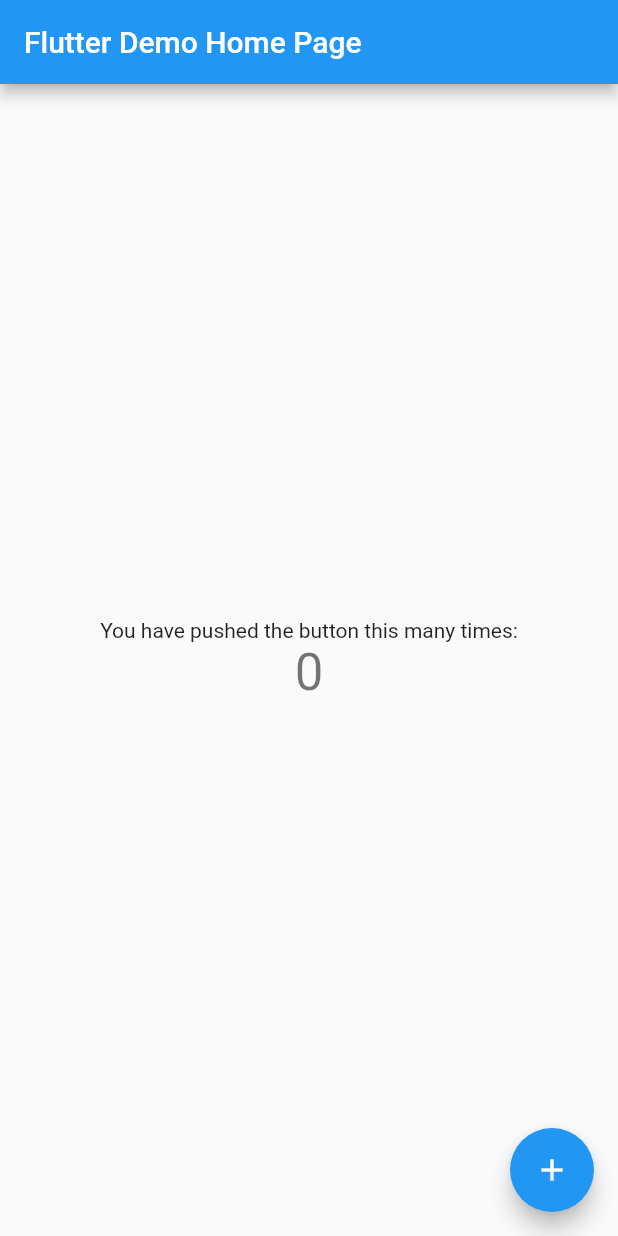
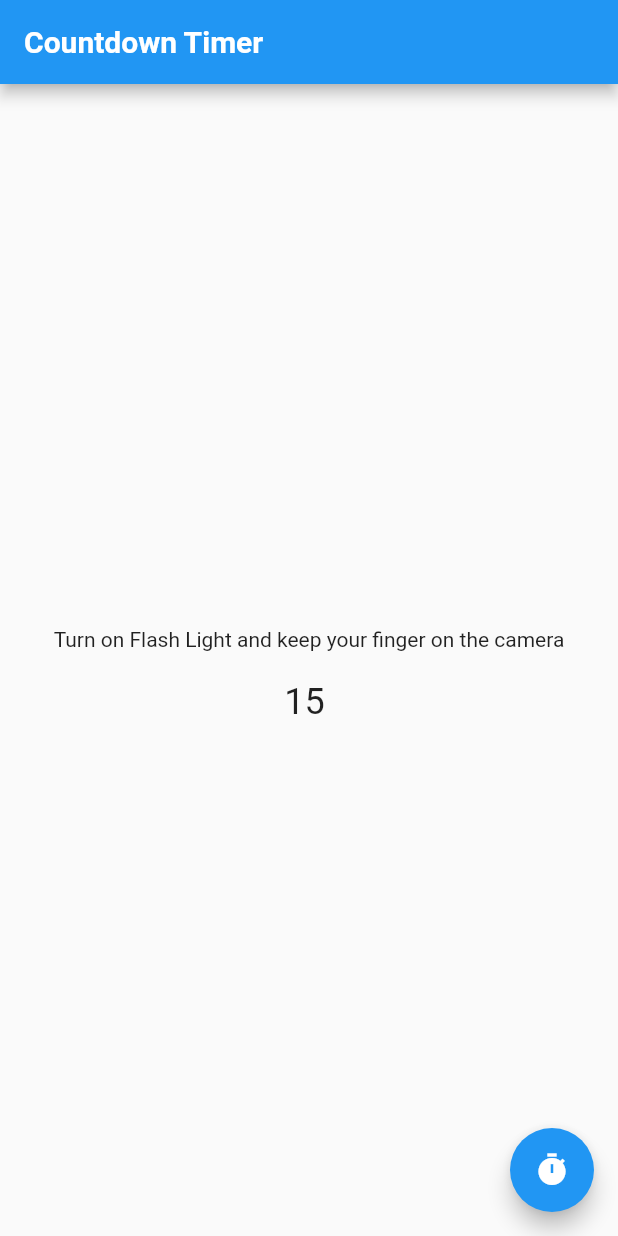
Before and after one commit to Abhisheq0/Blood-Pressure-Detection, a Flutter app: the screen it shows after launch, on a phone screen of 412 x 824 dp. Run offline on Flutter 3.47's test engine with Material 2 defaults, Android fonts, the phone set to English and light mode, and no system bars.

Commit message:
added random heart rate generator with 15 sec timer

```diff
--- a/lib/main.dart
+++ b/lib/main.dart
@@ -1,116 +1,103 @@
-//mehak's first commit
+import 'dart:async';
 import 'package:flutter/material.dart';
+import 'dart:math';
 
 void main() {
-  runApp(const MyApp());
+  runApp(MyApp());
 }
 
 class MyApp extends StatelessWidget {
-  const MyApp({super.key});
-
-  // This widget is the root of your application.
   @override
   Widget build(BuildContext context) {
     return MaterialApp(
-      title: 'Flutter Demo',
+      title: 'Countdown Timer',
       theme: ThemeData(
-        // This is the theme of your application.
-        //
-        // Try running your application with "flutter run". You'll see the
-        // application has a blue toolbar. Then, without quitting the app, try
-        // changing the primarySwatch below to Colors.green and then invoke
-        // "hot reload" (press "r" in the console where you ran "flutter run",
-        // or simply save your changes to "hot reload" in a Flutter IDE).
-        // Notice that the counter didn't reset back to zero; the application
-        // is not restarted.
         primarySwatch: Colors.blue,
       ),
-      home: const MyHomePage(title: 'Flutter Demo Home Page'),
+      home: CountdownScreen(),
     );
   }
 }
 
-class MyHomePage extends StatefulWidget {
-  const MyHomePage({super.key, required this.title});
-
-  // This widget is the home page of your application. It is stateful, meaning
-  // that it has a State object (defined below) that contains fields that affect
-  // how it looks.
-
-  // This class is the configuration for the state. It holds the values (in this
-  // case the title) provided by the parent (in this case the App widget) and
-  // used by the build method of the State. Fields in a Widget subclass are
-  // always marked "final".
-
-  final String title;
-
+class CountdownScreen extends StatefulWidget {
   @override
-  State<MyHomePage> createState() => _MyHomePageState();
+  _CountdownScreenState createState() => _CountdownScreenState();
 }
 
-class _MyHomePageState extends State<MyHomePage> {
-  int _counter = 0;
+class _CountdownScreenState extends State<CountdownScreen> {
+  int _countdown = 15;
+  int _randomNumber = 0;
+  Timer? _timer;
 
-  void _incrementCounter() {
-    setState(() {
-      // This call to setState tells the Flutter framework that something has
-      // changed in this State, which causes it to rerun the build method below
-      // so that the display can reflect the updated values. If we changed
-      // _counter without calling setState(), then the build method would not be
-      // called again, and so nothing would appear to happen.
-      _counter++;
+  void startCountdown() {
+    _timer = Timer.periodic(Duration(seconds: 1), (timer) {
+      setState(() {
+        if (_countdown > 0) {
+          _countdown--;
+        } else {
+          _timer!.cancel();
+          Random rand = Random();
+          _randomNumber = 70 + rand.nextInt(80 - 70 + 1);
+        }
+      });
     });
   }
 
   @override
+  void dispose() {
+    _timer?.cancel();
+    super.dispose();
+  }
+
+  @override
   Widget build(BuildContext context) {
-    // This method is rerun every time setState is called, for instance as done
-    // by the _incrementCounter method above.
-    //
-    // The Flutter framework has been optimized to make rerunning build methods
-    // fast, so that you can just rebuild anything that needs updating rather
-    // than having to individually change instances of widgets.
     return Scaffold(
       appBar: AppBar(
-        // Here we take the value from the MyHomePage object that was created by
-        // the App.build method, and use it to set our appbar title.
-        title: Text(widget.title),
+        title: Text('Countdown Timer', style: TextStyle(fontSize: 20, fontWeight: FontWeight.bold),),
       ),
       body: Center(
-        // Center is a layout widget. It takes a single child and positions it
-        // in the middle of the parent.
         child: Column(
-          // Column is also a layout widget. It takes a list of children and
-          // arranges them vertically. By default, it sizes itself to fit its
-          // children horizontally, and tries to be as tall as its parent.
-          //
-          // Invoke "debug painting" (press "p" in the console, choose the
-          // "Toggle Debug Paint" action from the Flutter Inspector in Android
-          // Studio, or the "Toggle Debug Paint" command in Visual Studio Code)
-          // to see the wireframe for each widget.
-          //
-          // Column has various properties to control how it sizes itself and
-          // how it positions its children. Here we use mainAxisAlignment to
-          // center the children vertically; the main axis here is the vertical
-          // axis because Columns are vertical (the cross axis would be
-          // horizontal).
+
           mainAxisAlignment: MainAxisAlignment.center,
-          children: <Widget>[
-            const Text(
-              'You have pushed the button this many times:',
-            ),
-            Text(
-              '$_counter',
-              style: Theme.of(context).textTheme.headlineMedium,
-            ),
+          children: [
+            _countdown!=0?
+            Column(
+              crossAxisAlignment: CrossAxisAlignment.center,
+              children: [
+
+                Padding(
+                  padding: const EdgeInsets.all(20.0),
+                  child: Text('Turn on Flash Light and keep your finger on the camera'),
+                ),
+                Text(
+                  '$_countdown ',
+                  style: TextStyle(fontSize: 24),
+                ),
+              ],
+            ):
+            //SizedBox(height: 20),
+            //if (_countdown == 0)
+              Text(
+                'Your Heart Rate is: $_randomNumber',
+                style: TextStyle(fontSize: 24),
+              ),
           ],
         ),
       ),
       floatingActionButton: FloatingActionButton(
-        onPressed: _incrementCounter,
-        tooltip: 'Increment',
-        child: const Icon(Icons.add),
-      ), // This trailing comma makes auto-formatting nicer for build methods.
+        onPressed: (){
+          if(_countdown!=0) {
+            startCountdown();
+          }else{
+            setState(() {
+              _countdown=15;
+              startCountdown();
+            });
+
+          }
+        },
+        child: Icon(Icons.timer),
+      ),
     );
   }
 }
```
